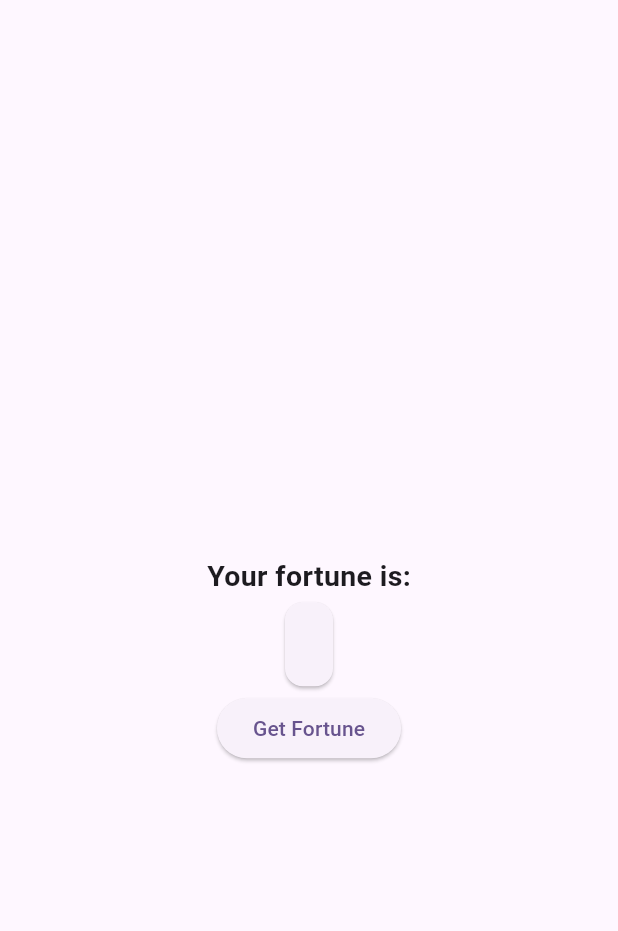
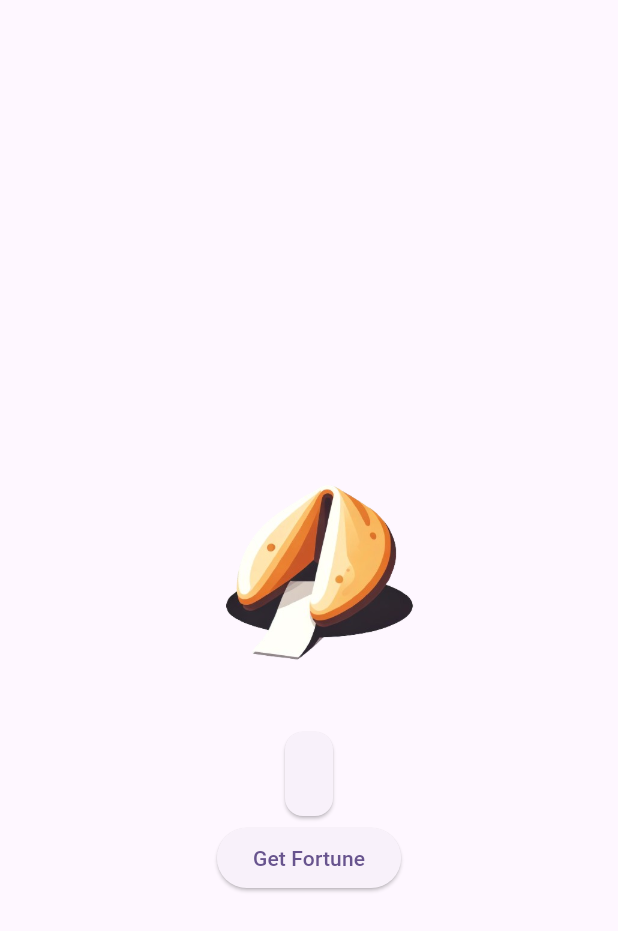
Before and after one commit to leobewater/flutter_fortune_cookies, a Flutter app: the screen it shows after launch, on a phone screen of 412 x 824 dp. Shown: the top 931 px of the screen. Run offline on Flutter 3.47's test engine with Material 3 defaults, Android fonts, the phone set to English and light mode, and no system bars.

Commit message:
add images

```diff
--- a/lib/main.dart
+++ b/lib/main.dart
@@ -85,13 +85,15 @@ class _MyHomePageState extends State<MyHomePage> {
         child: Column(
           mainAxisAlignment: MainAxisAlignment.center,
           children: <Widget>[
-            const Text(
-              "Your fortune is:",
-              style: TextStyle(
-                fontSize: 19,
-                fontWeight: FontWeight.bold,
-              ),
-            ),
+            Image.asset('assets/images/fortune_cookie.png',
+                width: 200, height: 200, fit: BoxFit.cover),
+            // const Text(
+            //   "Your fortune is:",
+            //   style: TextStyle(
+            //     fontSize: 19,
+            //     fontWeight: FontWeight.bold,
+            //   ),
+            // ),
             Card(
               child: Padding(
                 padding: const EdgeInsets.all(16.0),
```
